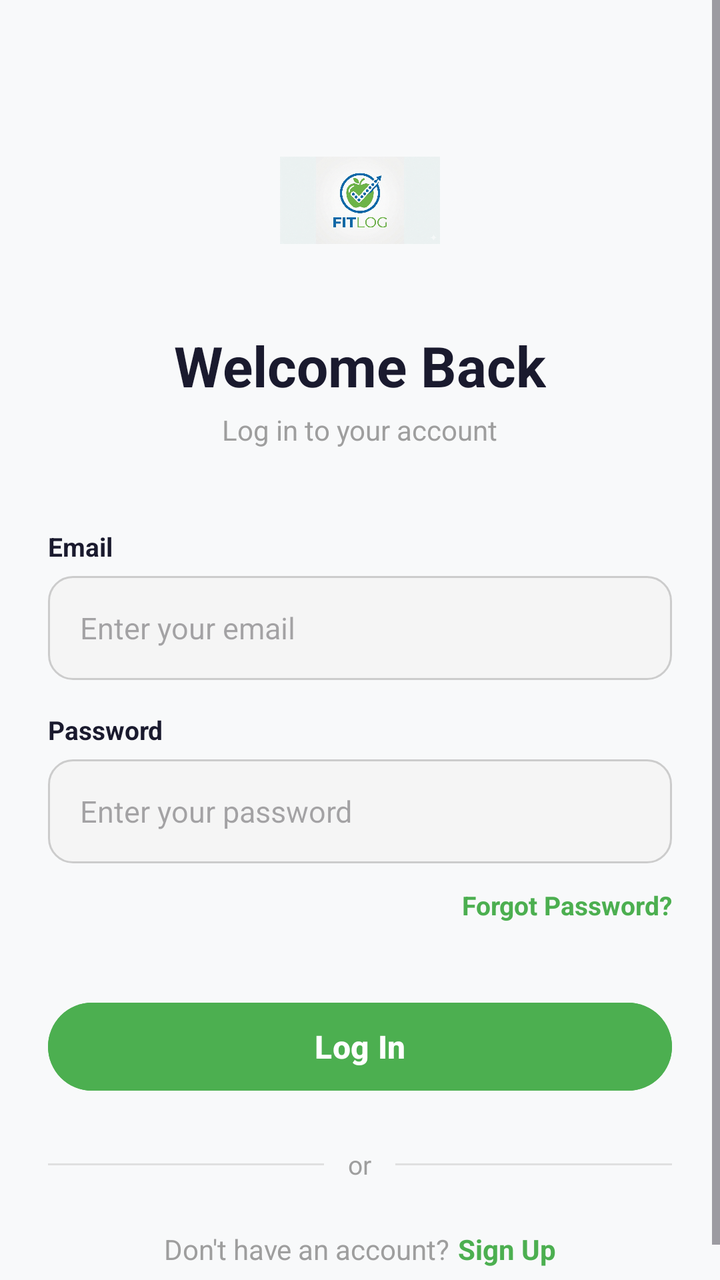
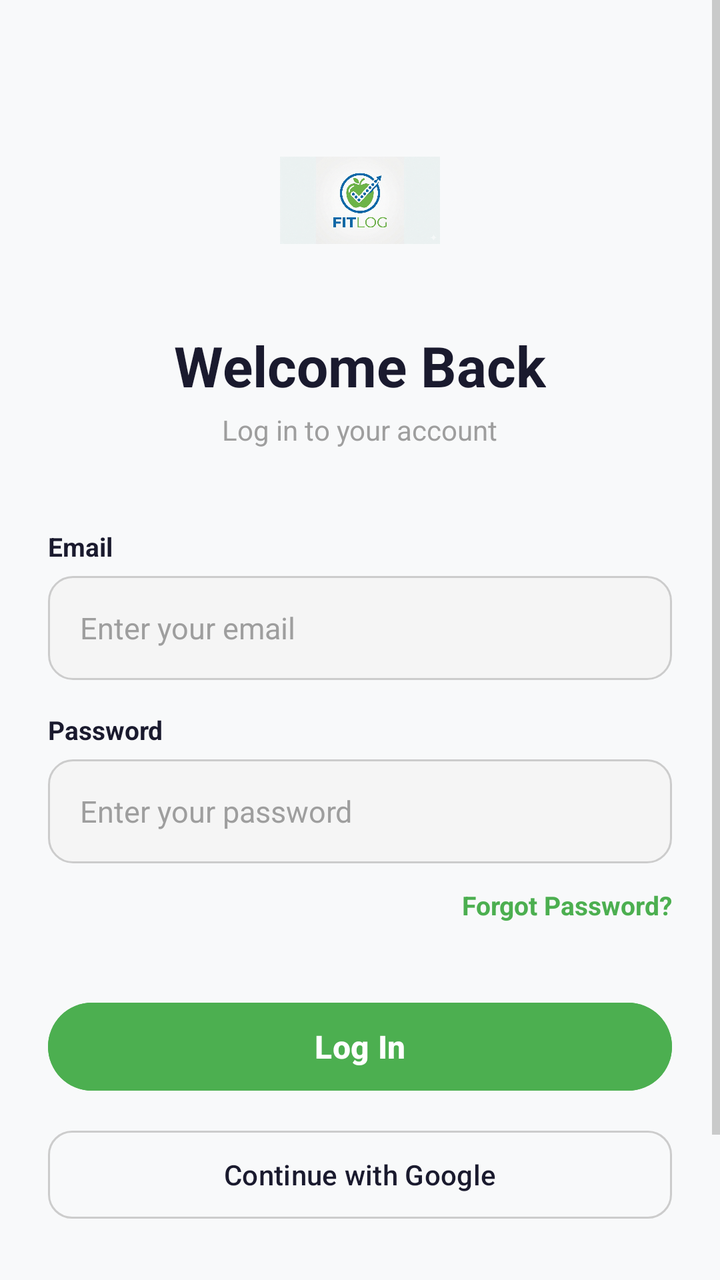

Screens rendered from an Android XML layout before and after an edit, with the pre-edit source and the edit as a unified diff.
<!-- AndroidManifest.xml: application theme Theme.FitLog -->
<!-- res/layout/fragment_user_login.xml -->
<?xml version="1.0" encoding="utf-8"?>
<androidx.constraintlayout.widget.ConstraintLayout xmlns:android="http://schemas.android.com/apk/res/android"
    xmlns:app="http://schemas.android.com/apk/res-auto"
    xmlns:tools="http://schemas.android.com/tools"
    android:id="@+id/main"
    android:layout_width="match_parent"
    android:layout_height="match_parent"
    android:background="#F8F9FA"
    tools:context=".UserLogin">

    <ScrollView
        android:layout_width="match_parent"
        android:layout_height="0dp"
        app:layout_constraintTop_toTopOf="parent"
        app:layout_constraintBottom_toBottomOf="parent">

        <LinearLayout
            android:layout_width="match_parent"
            android:layout_height="wrap_content"
            android:orientation="vertical"
            android:paddingStart="24dp"
            android:paddingEnd="24dp"
            android:paddingTop="60dp"
            android:paddingBottom="24dp">

            <ImageView
                android:id="@+id/center_logo"
                android:layout_width="80dp"
                android:layout_height="80dp"
                android:layout_gravity="center"
                android:layout_marginBottom="24dp"
                android:src="@drawable/applogo"
                android:scaleType="centerInside"
                android:contentDescription="@string/settings_label_about_app" />

            <TextView
                android:layout_width="wrap_content"
                android:layout_height="wrap_content"
                android:text="@string/login_welcome_back"
                android:textSize="28sp"
                android:textStyle="bold"
                android:textColor="#1A1A2E"
                android:layout_gravity="center"
                android:layout_marginBottom="4dp" />

            <TextView
                android:layout_width="wrap_content"
                android:layout_height="wrap_content"
                android:text="@string/login_subtitle"
                android:textSize="14sp"
                android:textColor="#9E9E9E"
                android:layout_gravity="center"
                android:layout_marginBottom="40dp" />

            <TextView
                android:layout_width="wrap_content"
                android:layout_height="wrap_content"
                android:text="@string/login_label_email"
                android:textSize="13sp"
                android:textStyle="bold"
                android:textColor="#1A1A2E"
                android:layout_marginBottom="6dp" />

            <EditText
                android:id="@+id/editTextEmail"
                android:layout_width="match_parent"
                android:layout_height="52dp"
                android:hint="@string/login_hint_email"
                android:textSize="15sp"
                android:layout_marginBottom="16dp"
                android:paddingStart="16dp"
                android:paddingEnd="16dp"
                android:background="@drawable/edittext_bg"
                android:textColor="#1A1A2E"
                android:inputType="textEmailAddress"
                android:importantForAutofill="yes" />

            <TextView
                android:layout_width="wrap_content"
                android:layout_height="wrap_content"
                android:text="@string/login_label_password"
                android:textSize="13sp"
                android:textStyle="bold"
                android:textColor="#1A1A2E"
                android:layout_marginBottom="6dp" />

            <EditText
                android:id="@+id/editTextPassword"
                android:layout_width="match_parent"
                android:layout_height="52dp"
                android:hint="@string/login_hint_password"
                android:textSize="15sp"
                android:layout_marginBottom="8dp"
                android:paddingStart="16dp"
                android:paddingEnd="16dp"
                android:background="@drawable/edittext_bg"
                android:textColor="#1A1A2E"
                android:inputType="textPassword"
                android:importantForAutofill="yes" />

            <TextView
                android:id="@+id/tvForgotPassword"
                android:layout_width="wrap_content"
                android:layout_height="wrap_content"
                android:text="@string/login_action_forgot_password"
                android:textSize="13sp"
                android:textStyle="bold"
                android:textColor="#4CAF50"
                android:layout_gravity="end"
                android:layout_marginBottom="32dp"
                android:paddingTop="4dp"
                android:paddingBottom="4dp"
                android:clickable="true"
                android:focusable="true" />

            <Button
                android:id="@+id/btnLogin"
                android:layout_width="match_parent"
                android:layout_height="52dp"
                android:text="@string/login_action_login"
                android:textSize="16sp"
                android:textStyle="bold"
                android:textColor="#FFFFFF"
                android:backgroundTint="#4CAF50" />

            <LinearLayout
                android:layout_width="match_parent"
                android:layout_height="wrap_content"
                android:orientation="horizontal"
                android:gravity="center_vertical"
                android:layout_marginTop="24dp"
                android:layout_marginBottom="24dp">

                <View
                    android:layout_width="0dp"
                    android:layout_height="1dp"
                    android:layout_weight="1"
                    android:background="#E0E0E0" />

                <TextView
                    android:layout_width="wrap_content"
                    android:layout_height="wrap_content"
                    android:text="@string/login_divider_or"
                    android:paddingStart="12dp"
                    android:paddingEnd="12dp"
                    android:textSize="13sp"
                    android:textColor="#9E9E9E" />

                <View
                    android:layout_width="0dp"
                    android:layout_height="1dp"
                    android:layout_weight="1"
                    android:background="#E0E0E0" />
            </LinearLayout>

            <LinearLayout
                android:layout_width="wrap_content"
                android:layout_height="wrap_content"
                android:orientation="horizontal"
                android:layout_gravity="center">

                <TextView
                    android:layout_width="wrap_content"
                    android:layout_height="wrap_content"
                    android:text="@string/login_footer_no_account"
                    android:textSize="14sp"
                    android:textColor="#9E9E9E"
                    android:layout_marginEnd="4dp" />

                <TextView
                    android:id="@+id/tvGoToRegister"
                    android:layout_width="wrap_content"
                    android:layout_height="wrap_content"
                    android:text="@string/login_action_register"
                    android:clickable="true"
                    android:textSize="14sp"
                    android:textStyle="bold"
                    android:textColor="#4CAF50" />
            </LinearLayout>

        </LinearLayout>

    </ScrollView>

</androidx.constraintlayout.widget.ConstraintLayout>
<!-- resources referenced by this layout -->
<resources>
  <!-- drawable applogo: png bitmap (drawable, 927658 bytes) -->
  <!-- drawable edittext_bg (drawable) -->
  <?xml version="1.0" encoding="utf-8"?>
  <selector xmlns:android="http://schemas.android.com/apk/res/android">
  
      
      <item android:state_focused="true">
          <shape>
              <solid android:color="#FFFFFF"/>
              <corners android:radius="12dp"/>
              <stroke
                  android:width="2dp"
                  android:color="#4CAF50"/>
              <padding
                  android:left="12dp"
                  android:right="12dp"
                  android:top="12dp"
                  android:bottom="12dp"/>
          </shape>
      </item>
  
      
      <item>
          <shape>
              <solid android:color="#F5F5F5"/>
              <corners android:radius="12dp"/>
              <stroke
                  android:width="1dp"
                  android:color="#CCCCCC"/>
              <padding
                  android:left="12dp"
                  android:right="12dp"
                  android:top="12dp"
                  android:bottom="12dp"/>
          </shape>
      </item>
  
  </selector>
  <string name="login_action_forgot_password">Forgot Password?</string>
  <string name="login_action_login">Log In</string>
  <string name="login_action_register">Sign Up</string>
  <string name="login_divider_or">or</string>
  <string name="login_footer_no_account">Don\'t have an account?</string>
  <string name="login_hint_email">Enter your email</string>
  <string name="login_hint_password">Enter your password</string>
  <string name="login_label_email">Email</string>
  <string name="login_label_password">Password</string>
  <string name="login_subtitle">Log in to your account</string>
  <string name="login_welcome_back">Welcome Back</string>
  <string name="settings_label_about_app">ℹ️ About App</string>
  <style name="Theme.FitLog" parent="Base.Theme.FitLog" />
  <style name="Base.Theme.FitLog" parent="Theme.Material3.Light.NoActionBar">
          
          
      </style>
</resources>

<!-- the commit's change to res/layout/fragment_user_login.xml (unified diff, before → after) -->
@@ -5,7 +5,7 @@
     android:id="@+id/main"
     android:layout_width="match_parent"
     android:layout_height="match_parent"
-    android:background="#F8F9FA"
+    android:background="@color/bg_screen"
     tools:context=".UserLogin">
 
     <ScrollView
@@ -39,7 +39,7 @@
                 android:text="@string/login_welcome_back"
                 android:textSize="28sp"
                 android:textStyle="bold"
-                android:textColor="#1A1A2E"
+                android:textColor="@color/text_primary"
                 android:layout_gravity="center"
                 android:layout_marginBottom="4dp" />
 
@@ -48,7 +48,7 @@
                 android:layout_height="wrap_content"
                 android:text="@string/login_subtitle"
                 android:textSize="14sp"
-                android:textColor="#9E9E9E"
+                android:textColor="@color/text_secondary"
                 android:layout_gravity="center"
                 android:layout_marginBottom="40dp" />
 
@@ -58,7 +58,7 @@
                 android:text="@string/login_label_email"
                 android:textSize="13sp"
                 android:textStyle="bold"
-                android:textColor="#1A1A2E"
+                android:textColor="@color/text_primary"
                 android:layout_marginBottom="6dp" />
 
             <EditText
@@ -71,7 +71,7 @@
                 android:paddingStart="16dp"
                 android:paddingEnd="16dp"
                 android:background="@drawable/edittext_bg"
-                android:textColor="#1A1A2E"
+                android:textColor="@color/text_primary"
                 android:inputType="textEmailAddress"
                 android:importantForAutofill="yes" />
 
@@ -81,7 +81,7 @@
                 android:text="@string/login_label_password"
                 android:textSize="13sp"
                 android:textStyle="bold"
-                android:textColor="#1A1A2E"
+                android:textColor="@color/text_primary"
                 android:layout_marginBottom="6dp" />
 
             <EditText
@@ -94,7 +94,7 @@
                 android:paddingStart="16dp"
                 android:paddingEnd="16dp"
                 android:background="@drawable/edittext_bg"
-                android:textColor="#1A1A2E"
+                android:textColor="@color/text_primary"
                 android:inputType="textPassword"
                 android:importantForAutofill="yes" />
 
@@ -105,7 +105,7 @@
                 android:text="@string/login_action_forgot_password"
                 android:textSize="13sp"
                 android:textStyle="bold"
-                android:textColor="#4CAF50"
+                android:textColor="@color/brand_green"
                 android:layout_gravity="end"
                 android:layout_marginBottom="32dp"
                 android:paddingTop="4dp"
@@ -120,8 +120,16 @@
                 android:text="@string/login_action_login"
                 android:textSize="16sp"
                 android:textStyle="bold"
-                android:textColor="#FFFFFF"
-                android:backgroundTint="#4CAF50" />
+                android:textColor="@color/white"
+                android:backgroundTint="@color/brand_green" />
+
+            <com.google.android.material.button.MaterialButton
+                android:id="@+id/btnGoogle"
+                style="@style/FitLog.SecondaryButton"
+                android:layout_width="match_parent"
+                android:layout_height="wrap_content"
+                android:layout_marginTop="12dp"
+                android:text="@string/login_with_google" />
 
             <LinearLayout
                 android:layout_width="match_parent"
@@ -135,7 +143,7 @@
                     android:layout_width="0dp"
                     android:layout_height="1dp"
                     android:layout_weight="1"
-                    android:background="#E0E0E0" />
+                    android:background="@color/track" />
 
                 <TextView
                     android:layout_width="wrap_content"
@@ -144,13 +152,13 @@
                     android:paddingStart="12dp"
                     android:paddingEnd="12dp"
                     android:textSize="13sp"
-                    android:textColor="#9E9E9E" />
+                    android:textColor="@color/text_secondary" />
 
                 <View
                     android:layout_width="0dp"
                     android:layout_height="1dp"
                     android:layout_weight="1"
-                    android:background="#E0E0E0" />
+                    android:background="@color/track" />
             </LinearLayout>
 
             <LinearLayout
@@ -164,7 +172,7 @@
                     android:layout_height="wrap_content"
                     android:text="@string/login_footer_no_account"
                     android:textSize="14sp"
-                    android:textColor="#9E9E9E"
+                    android:textColor="@color/text_secondary"
                     android:layout_marginEnd="4dp" />
 
                 <TextView
@@ -175,7 +183,7 @@
                     android:clickable="true"
                     android:textSize="14sp"
                     android:textStyle="bold"
-                    android:textColor="#4CAF50" />
+                    android:textColor="@color/brand_green" />
             </LinearLayout>
 
         </LinearLayout>
<!-- resource entries referenced after the edit -->
@@ -1,5 +1,11 @@
 <!-- resources referenced by this layout -->
 <resources>
+  <color name="bg_screen">#F8F9FA</color>
+  <color name="brand_green">#4CAF50</color>
+  <color name="text_primary">#1A1A2E</color>
+  <color name="text_secondary">#9E9E9E</color>
+  <color name="track">#E0E0E0</color>
+  <color name="white">#FFFFFFFF</color>
   <!-- drawable applogo: png bitmap (drawable, 927658 bytes) -->
   <!-- drawable edittext_bg (drawable) -->
   <?xml version="1.0" encoding="utf-8"?>
@@ -8,11 +14,11 @@
       
       <item android:state_focused="true">
           <shape>
-              <solid android:color="#FFFFFF"/>
+              <solid android:color="@color/surface"/>
               <corners android:radius="12dp"/>
               <stroke
                   android:width="2dp"
-                  android:color="#4CAF50"/>
+                  android:color="@color/brand_green"/>
               <padding
                   android:left="12dp"
                   android:right="12dp"
@@ -24,11 +30,11 @@
       
       <item>
           <shape>
-              <solid android:color="#F5F5F5"/>
+              <solid android:color="@color/surface_input"/>
               <corners android:radius="12dp"/>
               <stroke
                   android:width="1dp"
-                  android:color="#CCCCCC"/>
+                  android:color="@color/outline"/>
               <padding
                   android:left="12dp"
                   android:right="12dp"
@@ -49,11 +55,31 @@
   <string name="login_label_password">Password</string>
   <string name="login_subtitle">Log in to your account</string>
   <string name="login_welcome_back">Welcome Back</string>
+  <string name="login_with_google">Continue with Google</string>
   <string name="settings_label_about_app">ℹ️ About App</string>
+  <style name="FitLog.SecondaryButton" parent="Widget.Material3.Button.OutlinedButton">
+          <item name="android:textColor">@color/text_primary</item>
+          <item name="strokeColor">@color/outline</item>
+          <item name="cornerRadius">12dp</item>
+          <item name="android:minHeight">52dp</item>
+      </style>
   <style name="Theme.FitLog" parent="Base.Theme.FitLog" />
-  <style name="Base.Theme.FitLog" parent="Theme.Material3.Light.NoActionBar">
-          
-          
+  <color name="surface">#FFFFFF</color>
+  <color name="surface_input">#F5F5F5</color>
+  <color name="outline">#CCCCCC</color>
+  <style name="Base.Theme.FitLog" parent="Theme.Material3.DayNight.NoActionBar">
+          <item name="colorPrimary">@color/brand_green</item>
+          <item name="colorOnPrimary">@color/white</item>
+          <item name="colorSecondary">@color/brand_navy</item>
+          <item name="colorSurface">@color/surface</item>
+          <item name="colorOnSurface">@color/text_primary</item>
+          <item name="android:colorBackground">@color/bg_screen</item>
+          <item name="android:windowBackground">@color/bg_screen</item>
+          <item name="android:textColorPrimary">@color/text_primary</item>
+          <item name="android:textColorSecondary">@color/text_secondary</item>
+          <item name="android:textColorHint">@color/text_secondary</item>
+          <item name="colorControlActivated">@color/brand_green</item>
       </style>
+  <color name="brand_navy">#1A1A2E</color>
 </resources>
 
